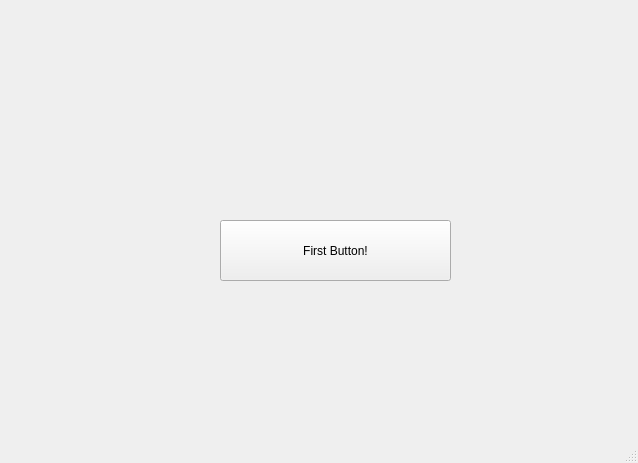
Before: the Qt Designer form qtdesigner.ui in bastike/CRO_Roadbook_QT, drawn with Qt 5.
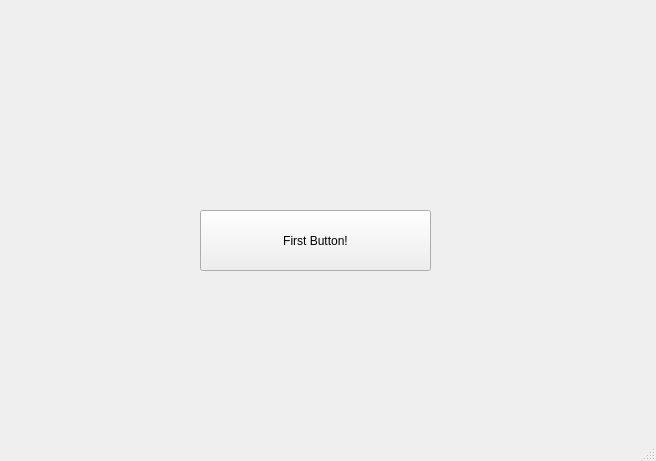
After: the same form once the commit is applied. Icons and pictures are not drawn.

Patch:
```diff
--- a/qtdesigner.ui
+++ b/qtdesigner.ui
@@ -6,8 +6,8 @@
    <rect>
     <x>0</x>
     <y>0</y>
-    <width>638</width>
-    <height>463</height>
+    <width>656</width>
+    <height>461</height>
    </rect>
   </property>
   <property name="windowTitle">
@@ -17,8 +17,8 @@
    <widget class="QPushButton" name="button1">
     <property name="geometry">
      <rect>
-      <x>220</x>
-      <y>220</y>
+      <x>200</x>
+      <y>210</y>
       <width>231</width>
       <height>61</height>
      </rect>
@@ -32,8 +32,8 @@
      <rect>
       <x>10</x>
       <y>10</y>
-      <width>131</width>
-      <height>71</height>
+      <width>101</width>
+      <height>51</height>
      </rect>
     </property>
     <property name="text">
```
Left out of the diff: 23 changed lines with no effect on the pictures.
